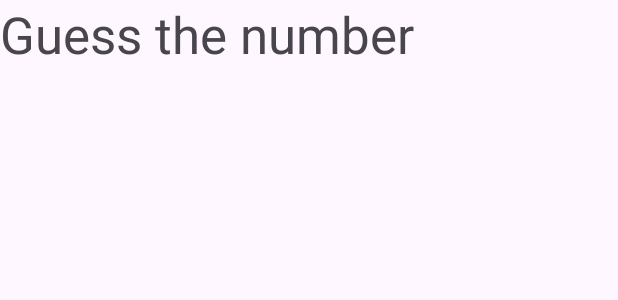
After one commit to wozverine/SimpleGames, an Android app: the layout fragment_guessthenumber.xml on its own in the app's theme, with its tools: preview values and no code run, on a phone screen of 412 x 824 dp. The commit adds this screen. Shown: the top 300 px of the screen. Run offline under Robolectric (Android 15) with nearby library versions, the phone set to English and light mode, and no system bars.

Commit message:
guessthenumber added

```diff
--- /dev/null
+++ b/app/src/main/res/layout/fragment_guessthenumber.xml
@@ -0,0 +1,17 @@
+<?xml version="1.0" encoding="utf-8"?>
+<androidx.constraintlayout.widget.ConstraintLayout xmlns:android="http://schemas.android.com/apk/res/android"
+    xmlns:tools="http://schemas.android.com/tools"
+    xmlns:app="http://schemas.android.com/apk/res-auto"
+    android:layout_width="match_parent"
+    android:layout_height="match_parent"
+    tools:context=".ui.guessthenumber.GuessTheNumberFragment">
+
+    <TextView
+        android:layout_width="wrap_content"
+        android:layout_height="wrap_content"
+        app:layout_constraintStart_toStartOf="parent"
+        app:layout_constraintTop_toTopOf="parent"
+        android:text="@string/guess_the_number"
+        style="@style/TextAppearance.AppCompat.Display1"/>
+
+</androidx.constraintlayout.widget.ConstraintLayout>
```
Also changed, not shown: app/src/main/java/com/glitch/simplegames/ui/guessthenumber/GuessTheNumberFragment.kt (added, +24 -0 lines), app/src/main/java/com/glitch/simplegames/ui/guessthenumber/GuessTheNumberViewModel.kt (added, +13 -0 lines), app/src/main/res/navigation/main_graph.xml (+8 -0 lines).
